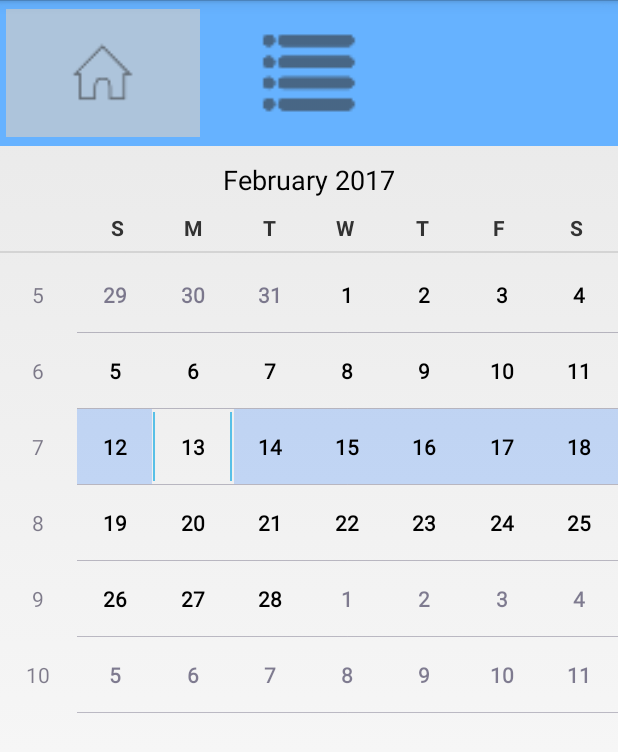
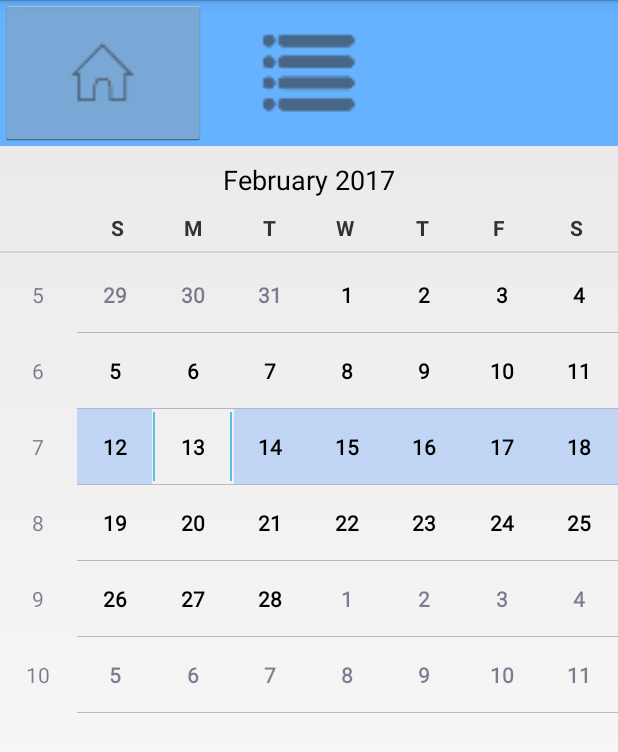
Before and after one commit to yengkerng/Tempo, an Android app: the layout calendar_view.xml on its own in the app's theme, with its tools: preview values and no code run, on a phone screen of 412 x 824 dp. Shown: the top 752 px of the screen. Run offline under Robolectric (Android 15) with nearby library versions, the phone set to English and light mode, and no system bars.

Commit message:
[#636731] - Made code compile by importing classes

```diff
--- a/Implementation/Tempo/app/src/main/java/com/tempo/Presenter/CalendarView.java
+++ b/Implementation/Tempo/app/src/main/java/com/tempo/Presenter/CalendarView.java
@@ -1,4 +1,9 @@
 package com.tempo.Presenter;
+
+import com.tempo.Model.CalendarEvent;
+
+import java.util.Date;
+import java.util.List;
 
 /**
  * Created by Alex on 2/3/2017.
--- a/Implementation/Tempo/app/src/main/java/com/tempo/Presenter/DayView.java
+++ b/Implementation/Tempo/app/src/main/java/com/tempo/Presenter/DayView.java
@@ -1,4 +1,9 @@
 package com.tempo.Presenter;
+
+import com.tempo.Model.CalendarEvent;
+
+import java.util.Date;
+import java.util.List;
 
 /**
  * Created by Alex on 2/3/2017.
--- a/Implementation/Tempo/app/src/main/java/com/tempo/Presenter/LoginActivity.java
+++ b/Implementation/Tempo/app/src/main/java/com/tempo/Presenter/LoginActivity.java
@@ -31,6 +31,7 @@ import com.google.api.client.util.ExponentialBackOff;
 import com.google.api.services.calendar.CalendarScopes;
 import com.google.api.services.calendar.model.Event;
 import com.google.api.services.calendar.model.Events;
+import com.tempo.R;
 
 import java.io.IOException;
 import java.util.ArrayList;
--- a/Implementation/Tempo/app/src/main/java/com/tempo/Presenter/MonthView.java
+++ b/Implementation/Tempo/app/src/main/java/com/tempo/Presenter/MonthView.java
@@ -1,4 +1,9 @@
 package com.tempo.Presenter;
+
+import com.tempo.Model.CalendarEvent;
+
+import java.util.Date;
+import java.util.List;
 
 /**
  * Created by Alex on 2/3/2017.
--- a/Implementation/Tempo/app/src/main/java/com/tempo/Presenter/WeekView.java
+++ b/Implementation/Tempo/app/src/main/java/com/tempo/Presenter/WeekView.java
@@ -1,4 +1,9 @@
 package com.tempo.Presenter;
+
+import com.tempo.Model.CalendarEvent;
+
+import java.util.Date;
+import java.util.List;
 
 /**
  * Created by Alex on 2/3/2017.
--- a/Implementation/Tempo/app/src/main/res/layout/calendar_view.xml
+++ b/Implementation/Tempo/app/src/main/res/layout/calendar_view.xml
@@ -35,7 +35,6 @@ Last Edit: 2/4/17
                 android:layout_width="0dp"
                 android:layout_height="match_parent"
                 android:id="@+id/home"
-                style="@android:style/Widget.Material.Light.ImageButton"
                 android:layout_weight="3"
                 android:src="@drawable/home"
                 android:scaleType="fitCenter" />
@@ -43,7 +42,6 @@ Last Edit: 2/4/17
             <ImageButton
                 android:layout_width="0dp"
                 android:layout_height="match_parent"
-                app:srcCompat="@drawable/groups"
                 android:id="@+id/groups"
                 android:src="@drawable/groups"
                 android:layout_weight="3"
@@ -53,7 +51,6 @@ Last Edit: 2/4/17
             <ImageButton
                 android:layout_width="0dp"
                 android:layout_height="match_parent"
-                app:srcCompat="@drawable/settings"
                 android:id="@+id/imageButton3"
                 android:layout_weight="3"
                 android:scaleType="fitCenter"
@@ -91,8 +88,7 @@ Last Edit: 2/4/17
                     android:layout_width="0dp"
                     android:layout_height="match_parent"
                     android:id="@+id/dayView"
-                    android:layout_weight="3"
-                    style="@android:style/Widget.DeviceDefault.Light.Button.Borderless" />
+                    android:layout_weight="3" />
 
                 <Button
                     android:text="Week"
```
Also changed, not shown: Implementation/Tempo/app/src/main/java/com/tempo/Presenter/CalendarManager.java (+7 -6 lines), 2 other files.
